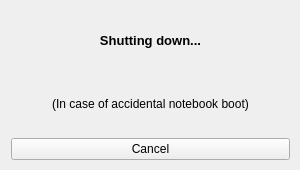
ykasidit/iDidNotPressPower, file iDidNotPressPower.ui: the form before one commit.
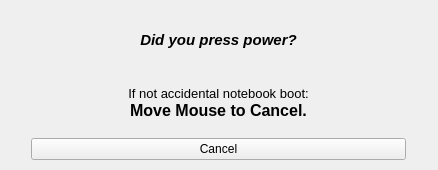
The form after the commit.

Commit message: added mouse detection in linux-tested, coded for windows-not-tested

What changed in the file:
```diff
--- a/iDidNotPressPower.ui
+++ b/iDidNotPressPower.ui
@@ -9,7 +9,7 @@
    <rect>
     <x>0</x>
     <y>0</y>
-    <width>300</width>
+    <width>438</width>
     <height>170</height>
    </rect>
   </property>
@@ -27,7 +27,7 @@
     <rect>
      <x>0</x>
      <y>0</y>
-     <width>301</width>
+     <width>437</width>
      <height>171</height>
     </rect>
    </property>
@@ -42,7 +42,11 @@
        </font>
       </property>
       <property name="text">
-       <string>Shutting down...</string>
+       <string>&lt;!DOCTYPE HTML PUBLIC &quot;-//W3C//DTD HTML 4.0//EN&quot; &quot;http://www.w3.org/TR/REC-html40/strict.dtd&quot;&gt;
+&lt;html&gt;&lt;head&gt;&lt;meta name=&quot;qrichtext&quot; content=&quot;1&quot; /&gt;&lt;style type=&quot;text/css&quot;&gt;
+p, li { white-space: pre-wrap; }
+&lt;/style&gt;&lt;/head&gt;&lt;body style=&quot; font-family:'Sans Serif'; font-size:10pt; font-weight:400; font-style:normal;&quot;&gt;
+&lt;p style=&quot; margin-top:0px; margin-bottom:0px; margin-left:0px; margin-right:0px; -qt-block-indent:0; text-indent:0px;&quot;&gt;&lt;span style=&quot; font-size:11pt; font-weight:600; font-style:italic;&quot;&gt;Did you press power?&lt;/span&gt;&lt;/p&gt;&lt;/body&gt;&lt;/html&gt;</string>
       </property>
       <property name="alignment">
        <set>Qt::AlignCenter</set>
@@ -52,7 +56,18 @@
     <item>
      <widget class="QLabel" name="label_2">
       <property name="text">
-       <string>(In case of accidental notebook boot)</string>
+       <string>&lt;!DOCTYPE HTML PUBLIC &quot;-//W3C//DTD HTML 4.0//EN&quot; &quot;http://www.w3.org/TR/REC-html40/strict.dtd&quot;&gt;
+&lt;html&gt;&lt;head&gt;&lt;meta name=&quot;qrichtext&quot; content=&quot;1&quot; /&gt;&lt;style type=&quot;text/css&quot;&gt;
+p, li { white-space: pre-wrap; }
+&lt;/style&gt;&lt;/head&gt;&lt;body style=&quot; font-family:'Sans Serif'; font-size:10pt; font-weight:400; font-style:normal;&quot;&gt;
+&lt;p align=&quot;center&quot; style=&quot; margin-top:0px; margin-bottom:0px; margin-left:0px; margin-right:0px; -qt-block-indent:0; text-indent:0px;&quot;&gt;If not accidental notebook boot:&lt;/p&gt;
+&lt;p align=&quot;center&quot; style=&quot; margin-top:0px; margin-bottom:0px; margin-left:0px; margin-right:0px; -qt-block-indent:0; text-indent:0px;&quot;&gt;&lt;span style=&quot; font-size:12pt; font-weight:600;&quot;&gt;Move Mouse to Cancel.&lt;/span&gt;&lt;/p&gt;&lt;/body&gt;&lt;/html&gt;</string>
+      </property>
+      <property name="textFormat">
+       <enum>Qt::RichText</enum>
+      </property>
+      <property name="scaledContents">
+       <bool>true</bool>
       </property>
       <property name="alignment">
        <set>Qt::AlignCenter</set>
@@ -60,11 +75,21 @@
      </widget>
     </item>
     <item>
-     <widget class="QPushButton" name="pushButton">
-      <property name="text">
-       <string>Cancel</string>
+     <layout class="QHBoxLayout" name="horizontalLayout">
+      <property name="leftMargin">
+       <number>20</number>
       </property>
-     </widget>
+      <property name="rightMargin">
+       <number>20</number>
+      </property>
+      <item>
+       <widget class="QPushButton" name="pushButton">
+        <property name="text">
+         <string>Cancel</string>
+        </property>
+       </widget>
+      </item>
+     </layout>
     </item>
    </layout>
   </widget>
```
The commit also changes 3 other files.
